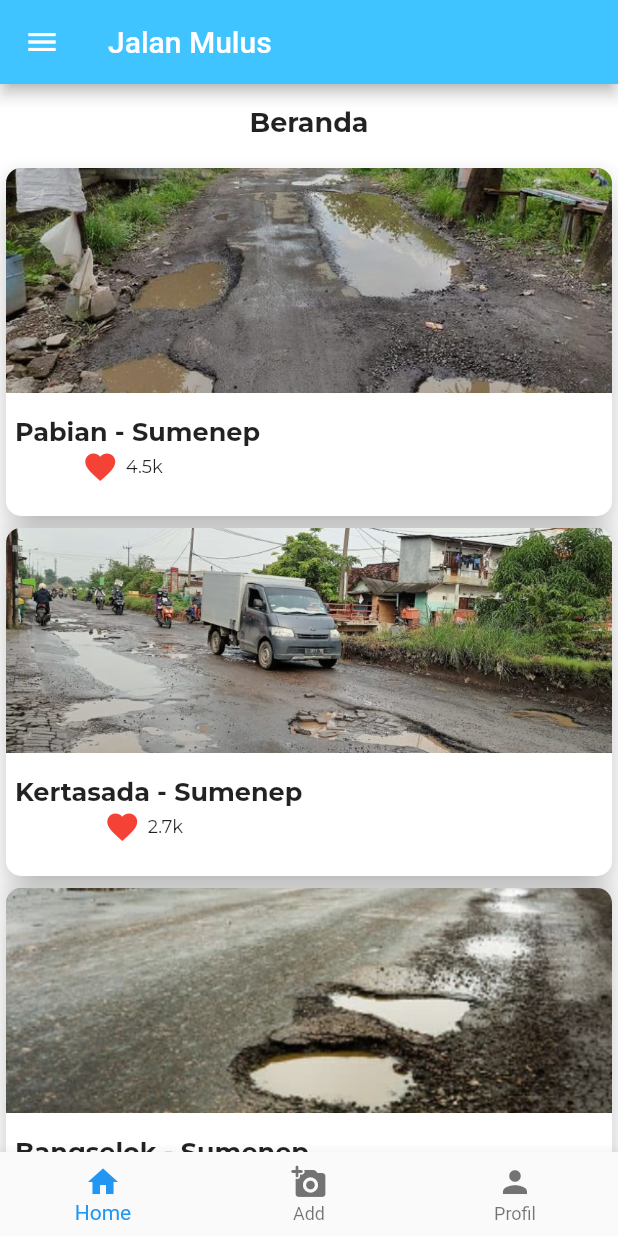
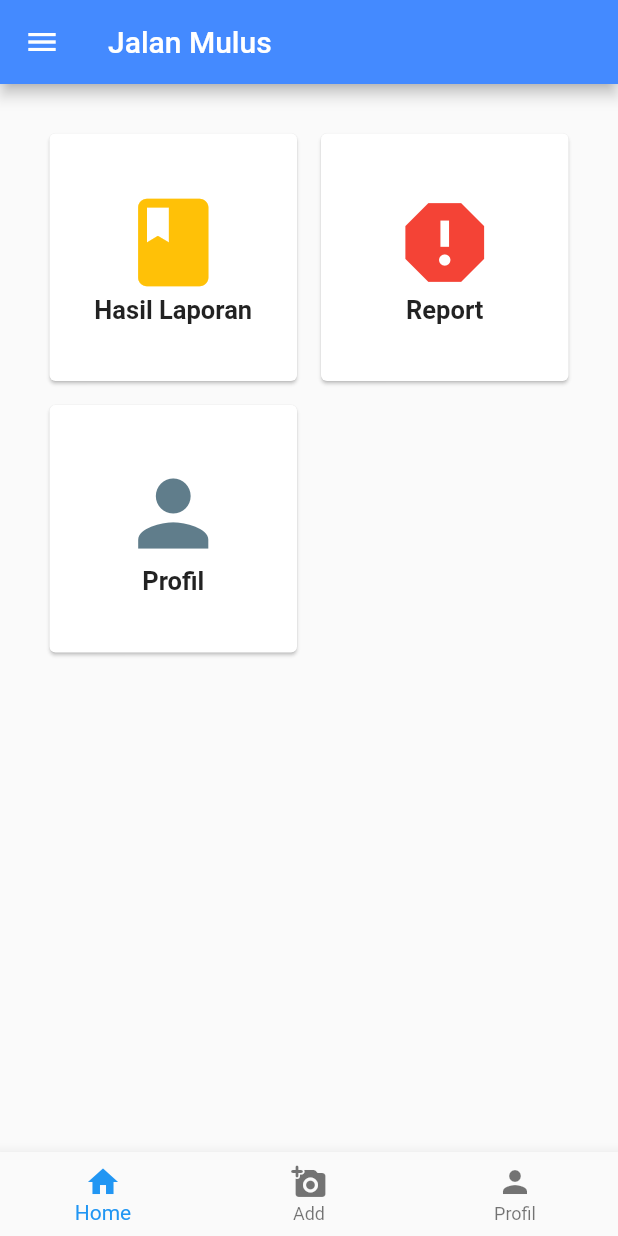
Before and after one commit to AyuApriliana/SM-2, a Flutter app: the screen it shows after launch, on a phone screen of 412 x 824 dp. Run offline on Flutter 3.47's test engine with Material 2 defaults, Android fonts, the phone set to English and light mode, and no system bars; our stand-ins replace cool_alert, google_fonts, image_picker.

Commit message:
dashbord, home

```diff
--- /dev/null
+++ b/lib/beranda.dart
@@ -0,0 +1,86 @@
+import 'package:flutter/material.dart';
+import 'package:flutter/src/widgets/framework.dart';
+import 'package:flutter/src/widgets/placeholder.dart';
+import 'package:google_fonts/google_fonts.dart';
+import 'package:laporan/dasboard.dart';
+import 'package:laporan/laporan_page.dart';
+import 'package:laporan/navbar.dart';
+
+class Beranda extends StatefulWidget {
+  const Beranda({super.key});
+
+  @override
+  State<Beranda> createState() => _BerandaState();
+}
+
+class _BerandaState extends State<Beranda> {
+  @override
+  Widget build(BuildContext context) {
+    var montserrat = GoogleFonts.montserrat(
+          fontSize: 12);
+    return Scaffold(
+      drawer: Navbar(),
+      appBar: AppBar(
+        backgroundColor: Colors.blueAccent,
+        title: const Text('Jalan Mulus')
+        ),
+        body: GridView.count(
+          padding: EdgeInsets.all(25),
+          crossAxisCount: 2,
+        children: <Widget>[
+          Card(
+            margin: EdgeInsets.all(8),
+            child: InkWell(
+              onTap: (){
+                Navigator.push(context, MaterialPageRoute(builder: (context) => Dasboard()));
+              },
+              splashColor: Colors.amber,
+              child: Center(child: Column(
+                mainAxisSize: MainAxisSize.min,
+                children: <Widget>[
+                  Icon(Icons.book, size: 70, color: Colors.amber,),
+                  Text("Hasil Laporan", style: TextStyle(fontSize: 17.0, fontWeight: FontWeight.bold)),
+                ],
+              )),
+              ),
+          ),
+          Card(
+            margin: EdgeInsets.all(8),
+            child: InkWell(
+              onTap: (){
+                Navigator.push(context, MaterialPageRoute(builder: (context) => LaporanPage()));
+              },
+              splashColor: Colors.amber,
+              child: Center(child: Column(
+                mainAxisSize: MainAxisSize.min,
+                children: <Widget>[
+                  Icon(Icons.report, size: 70, color: Colors.red,),
+                  Text("Report", style: TextStyle(fontSize: 17.0, fontWeight: FontWeight.bold)),
+                ],
+              )),
+              ),
+          ),
+          Card(
+            margin: EdgeInsets.all(8),
+            child: InkWell(
+              onTap: (){},
+              splashColor: Colors.amber,
+              child: Center(child: Column(
+                mainAxisSize: MainAxisSize.min,
+                children: <Widget>[
+                  Icon(Icons.person, size: 70, color: Colors.blueGrey,),
+                  Text("Profil", style: TextStyle(fontSize: 17.0, fontWeight: FontWeight.bold)),
+                ],
+              )),
+              ),
+          )
+        ],),
+        bottomNavigationBar: BottomNavigationBar(items: [
+        BottomNavigationBarItem(icon: Icon(Icons.home), label: "Home"),
+        BottomNavigationBarItem(icon: Icon(Icons.add_a_photo_rounded), label: "Add"),
+        BottomNavigationBarItem(icon: Icon(Icons.person), label: "Profil")
+      ]),
+    );
+
+  }
+}
--- a/lib/home_page.dart
+++ b/lib/home_page.dart
@@ -1,5 +1,6 @@
 import 'package:flutter/material.dart';
 import 'package:google_fonts/google_fonts.dart';
+import 'package:laporan/navbar.dart';
 
 class HomePage extends StatefulWidget {
   const HomePage({Key? key}) : super(key: key);
@@ -12,6 +13,11 @@ class _HomePageState extends State<HomePage> {
   @override
   Widget build(BuildContext context) {
     return Scaffold(
+      drawer: Navbar(),
+      appBar: AppBar(
+        backgroundColor: Colors.blueAccent,
+        title: const Text('Jalan Mulus')
+        ),
       backgroundColor: Colors.white,
       bottomNavigationBar: BottomNavigationBar(items: [
         BottomNavigationBarItem(icon: Icon(Icons.home), label: "Home"),
--- a/lib/laporan_page.dart
+++ b/lib/laporan_page.dart
@@ -17,7 +17,7 @@ class _LaporanPageState extends State<LaporanPage> {
   Widget build(BuildContext context) {
     return Scaffold(
       appBar: AppBar(
-        backgroundColor: Colors.lightBlueAccent ,
+        backgroundColor: Colors.blueAccent ,
         // leading: const Icon(Icons.menu),
         title: const Text('LAPORAN'),
         centerTitle: true,
--- a/lib/main.dart
+++ b/lib/main.dart
@@ -1,4 +1,5 @@
 import 'package:flutter/material.dart';
+import 'package:laporan/beranda.dart';
 import 'package:laporan/home_page.dart';
 import 'package:laporan/laporan_page.dart';
 import 'package:laporan/navbar.dart';
@@ -16,12 +17,12 @@ class MyApp extends StatelessWidget {
     return MaterialApp(
       debugShowCheckedModeBanner: false,
       home: Scaffold(
-        drawer: Navbar(),
-      appBar: AppBar(
-        title: const Text('Jalan Mulus'),
-        backgroundColor: Colors.lightBlueAccent,
-      ),
-      body: HomePage()
+        // drawer: Navbar(),
+      // appBar: AppBar(
+      //   title: const Text('Jalan Mulus'),
+      //   backgroundColor: Colors.lightBlueAccent,
+      // ),
+      body: Beranda()
     ),
     );
   }
```
Also changed, not shown: lib/dasboard.dart (added, +127 -0 lines), lib/navbar.dart (+9 -0 lines).
